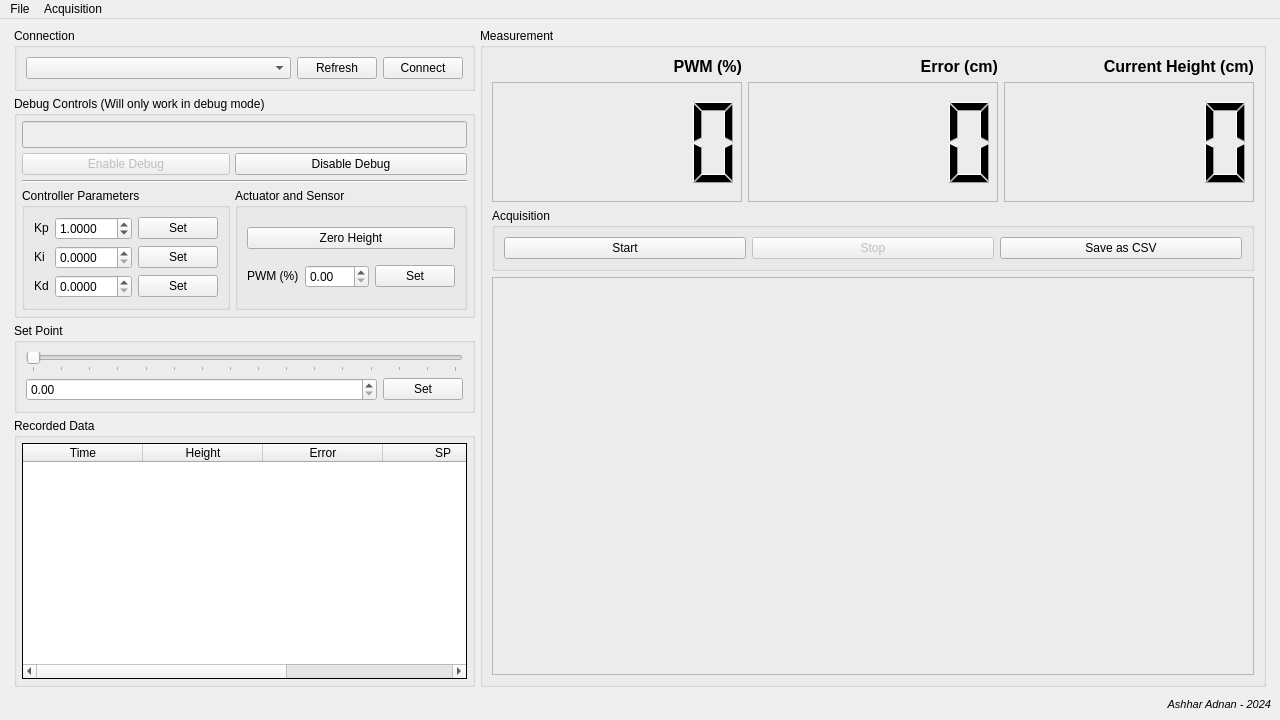
Before: the Qt Designer form Interface/CSLK-Interface/layout.ui in ashharadnan/Control-System-Learning-Kit, drawn with Qt 5.
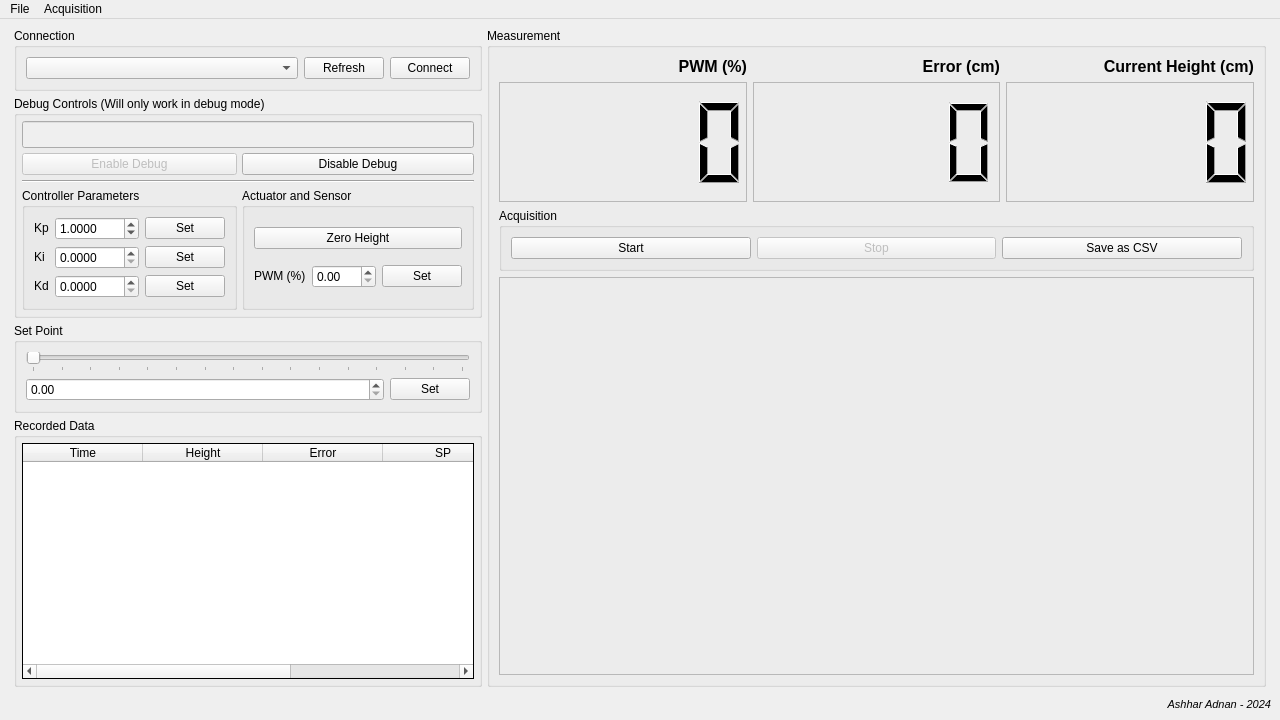
After: the same form once the commit is applied. Icons and pictures are not drawn.

Commit message: increased max kp, ki, kd

The edit to the form file:
```diff
--- a/Interface/CSLK-Interface/layout.ui
+++ b/Interface/CSLK-Interface/layout.ui
@@ -295,7 +295,7 @@
                    <number>4</number>
                   </property>
                   <property name="maximum">
-                   <double>5.000000000000000</double>
+                   <double>1000.000000000000000</double>
                   </property>
                   <property name="singleStep">
                    <double>0.005000000000000</double>
@@ -314,7 +314,7 @@
                    <number>4</number>
                   </property>
                   <property name="maximum">
-                   <double>500.000000000000000</double>
+                   <double>1000.000000000000000</double>
                   </property>
                   <property name="singleStep">
                    <double>1.000000000000000</double>
@@ -343,7 +343,7 @@
                    <number>4</number>
                   </property>
                   <property name="maximum">
-                   <double>5.000000000000000</double>
+                   <double>1000.000000000000000</double>
                   </property>
                   <property name="singleStep">
                    <double>0.005000000000000</double>
```
The commit also changes 1 other file.
